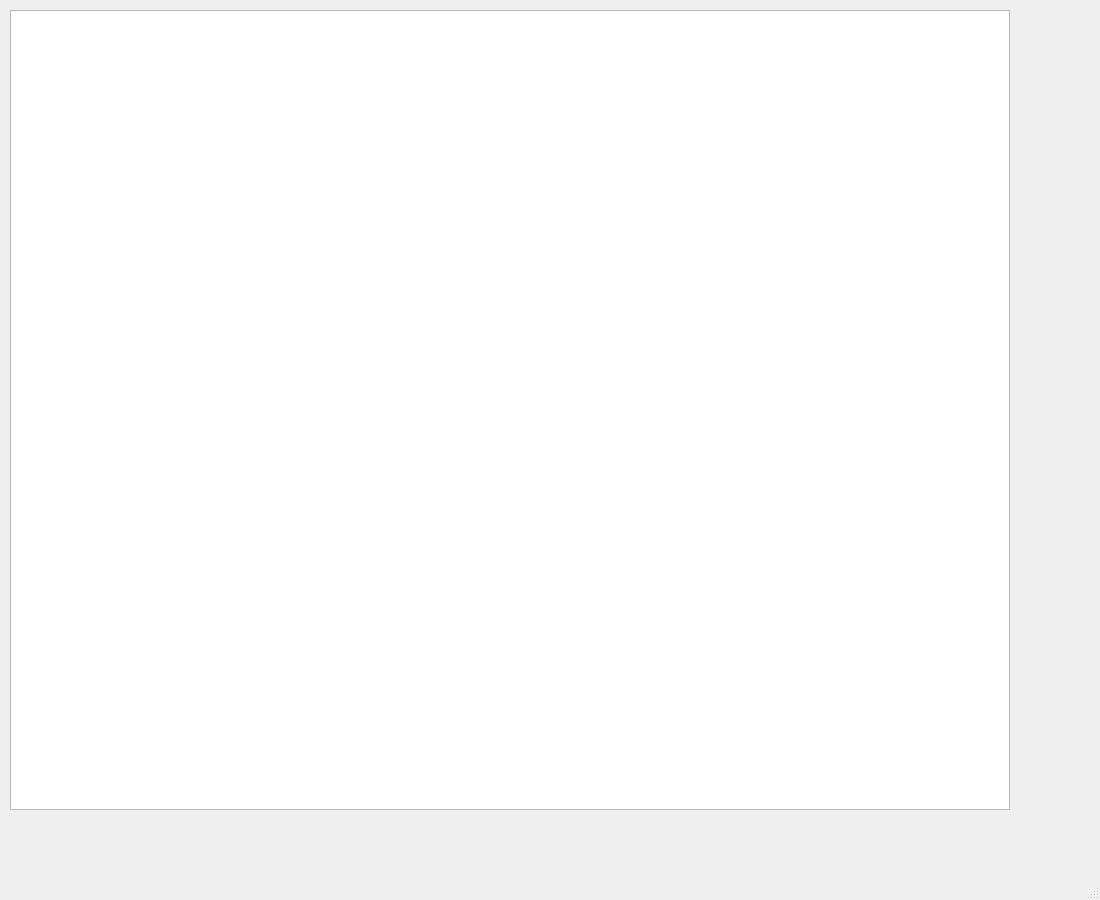
Before: the Qt Designer form 12_Letadlo/mainwindow.ui in SPSMB/PRO_4r_2023_2024_IT1, drawn with Qt 5.
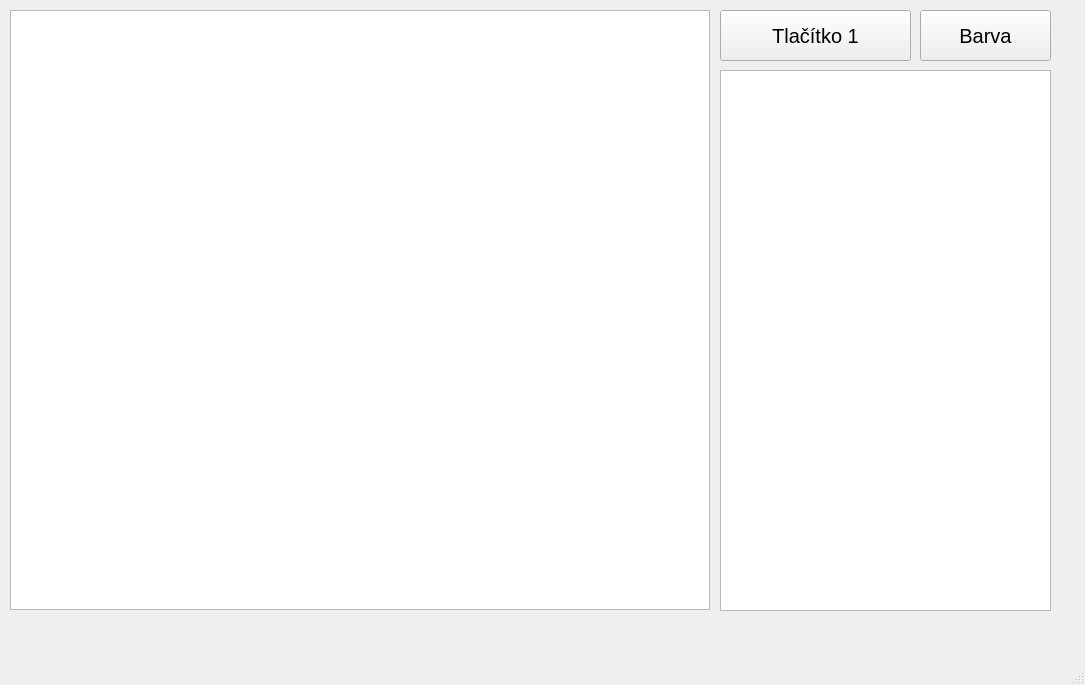
After: the same form once the commit is applied.

```diff
--- a/12_Letadlo/mainwindow.ui
+++ b/12_Letadlo/mainwindow.ui
@@ -6,8 +6,8 @@
    <rect>
     <x>0</x>
     <y>0</y>
-    <width>1100</width>
-    <height>900</height>
+    <width>1085</width>
+    <height>685</height>
    </rect>
   </property>
   <property name="windowTitle">
@@ -19,9 +19,66 @@
      <rect>
       <x>10</x>
       <y>10</y>
-      <width>1000</width>
-      <height>800</height>
+      <width>700</width>
+      <height>600</height>
      </rect>
+    </property>
+    <property name="sizePolicy">
+     <sizepolicy hsizetype="Fixed" vsizetype="Fixed">
+      <horstretch>0</horstretch>
+      <verstretch>0</verstretch>
+     </sizepolicy>
+    </property>
+   </widget>
+   <widget class="QPushButton" name="tlacitko1">
+    <property name="geometry">
+     <rect>
+      <x>720</x>
+      <y>10</y>
+      <width>191</width>
+      <height>51</height>
+     </rect>
+    </property>
+    <property name="font">
+     <font>
+      <pointsize>15</pointsize>
+     </font>
+    </property>
+    <property name="text">
+     <string>Tlačítko 1</string>
+    </property>
+   </widget>
+   <widget class="QTextEdit" name="console">
+    <property name="geometry">
+     <rect>
+      <x>720</x>
+      <y>70</y>
+      <width>331</width>
+      <height>541</height>
+     </rect>
+    </property>
+    <property name="font">
+     <font>
+      <pointsize>10</pointsize>
+     </font>
+    </property>
+   </widget>
+   <widget class="QPushButton" name="btn_color">
+    <property name="geometry">
+     <rect>
+      <x>920</x>
+      <y>10</y>
+      <width>131</width>
+      <height>51</height>
+     </rect>
+    </property>
+    <property name="font">
+     <font>
+      <pointsize>15</pointsize>
+     </font>
+    </property>
+    <property name="text">
+     <string>Barva</string>
     </property>
    </widget>
   </widget>
```
Left out of the diff: 2 changed lines with no effect on the pictures.
